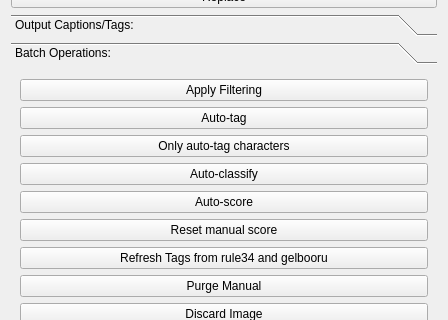
This is interfaces/databaseToolsBase.ui in HaW-Tagger/HWtagger as Qt 5 draws it before an edit; both pictures show x 0 to 448 and y 411 to 731 of the 448 by 843 pixel window. The edited form follows.
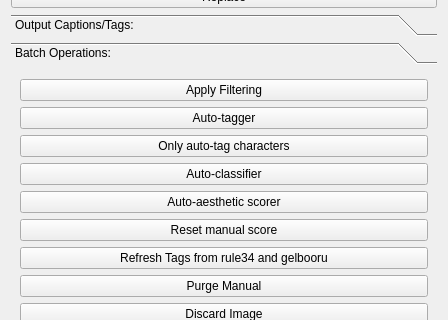
This is the edited form. The open tabs and pages were chosen to show the change.

The edit to the form file:
```diff
--- a/interfaces/databaseToolsBase.ui
+++ b/interfaces/databaseToolsBase.ui
@@ -261,8 +261,8 @@
        <rect>
         <x>0</x>
         <y>0</y>
-        <width>436</width>
-        <height>303</height>
+        <width>430</width>
+        <height>282</height>
        </rect>
       </property>
       <attribute name="label">
@@ -272,7 +272,7 @@
        <item row="3" column="0">
         <widget class="QPushButton" name="pushButton_auto_classify">
          <property name="text">
-          <string>Auto-classify</string>
+          <string>Auto-classifier</string>
          </property>
         </widget>
        </item>
@@ -346,7 +346,7 @@
           <string>use an auto tagger for tagging the image using your preferred tagging method</string>
          </property>
          <property name="text">
-          <string>Auto-tag</string>
+          <string>Auto-tagger</string>
          </property>
         </widget>
        </item>
@@ -356,7 +356,7 @@
           <string>use an auto scorer for scoring the image using your preferred scoring method</string>
          </property>
          <property name="text">
-          <string>Auto-score</string>
+          <string>Auto-aesthetic scorer</string>
          </property>
         </widget>
        </item>
```
Left out of the diff: 14 changed lines with no effect on the pictures.
